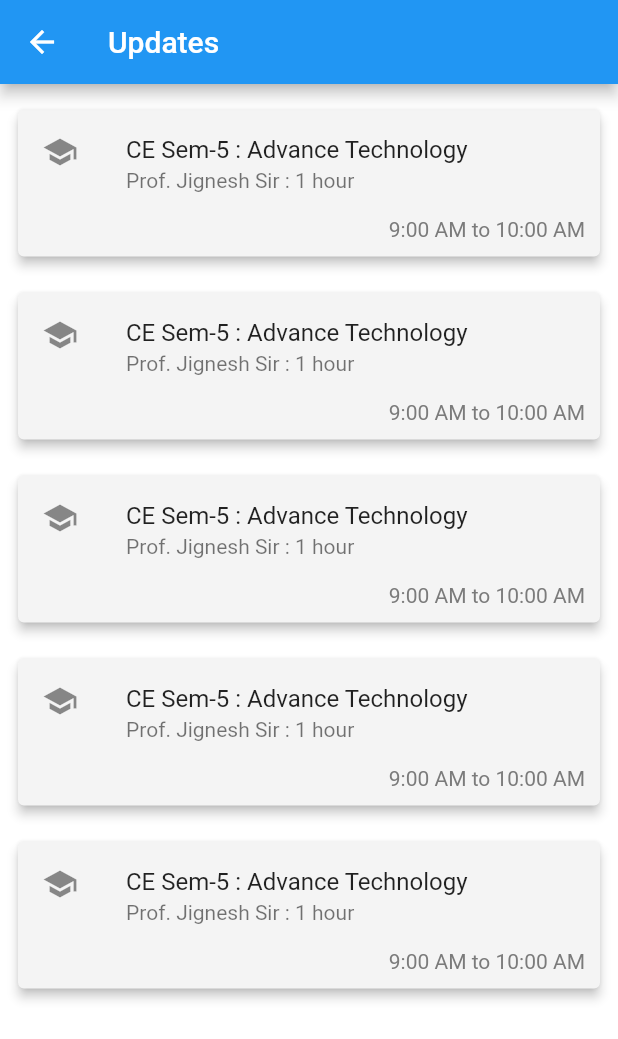
After one commit to 0xvashishth/schedulo-app, a Flutter app: the Updates screen opened by its route, on a phone screen of 412 x 824 dp. The commit adds this screen. Shown: the top 1039 px of the screen. Run offline on Flutter 3.47's test engine with Material 2 defaults, Android fonts, the phone set to English and light mode, and no system bars; our stand-ins replace carousel_pro, cloud_firestore, firebase_auth, firebase_core, fluttertoast, font_awesome_flutter and 2 more; missing offline and left inert: flutter_pdfview; accounts and stored records are empty; generated files the repository leaves out were written again; Roboto replaces fonts that are missing (latoTextTheme).

Commit message:
Update View Done

```diff
--- a/lib/pages/homePage.dart
+++ b/lib/pages/homePage.dart
@@ -55,7 +55,7 @@ class _HomePageState extends State<HomePage> {
           ],
           currentIndex: _selectedIndex,
           selectedItemColor: Colors.white,
-          backgroundColor: Color(0xff1976d2),
+          backgroundColor: Colors.blue[600],
           onTap: _onItemTapped,
           elevation: 0,
         ),
--- /dev/null
+++ b/lib/pages/timeCard.dart
@@ -0,0 +1,143 @@
+import 'package:flutter/material.dart';
+
+class timeCard extends StatefulWidget {
+  const timeCard({key});
+
+  @override
+  State<timeCard> createState() => _timeCardState();
+}
+
+class _timeCardState extends State<timeCard> {
+  @override
+  Widget build(BuildContext context) {
+    return Column(
+      children: const <Widget>[
+        SizedBox(
+          height: 5,
+        ),
+        // Spacer(),
+        Center(child: ElevatedCardExample()),
+        ElevatedCardExample(),
+        ElevatedCardExample(),
+        ElevatedCardExample(),
+        ElevatedCardExample(),
+        // Spacer(),
+      ],
+    );
+  }
+}
+
+// class OutlinedCardExample extends StatelessWidget {
+//   const OutlinedCardExample({super.key});
+
+//   @override
+//   Widget build(BuildContext context) {
+//     return Center(
+//       child: Card(
+//         // elevation: 100,
+//         shape: RoundedRectangleBorder(
+//           side: BorderSide(
+//             color: Theme.of(context).colorScheme.outline,
+//             // color: Colors.red,
+//           ),
+//           borderRadius: const BorderRadius.all(Radius.circular(12)),
+//         ),
+//         child: const SizedBox(
+//           width: 300,
+//           height: 100,
+//           child: Center(child: Text('Outlined Card')),
+//         ),
+//       ),
+//     );
+//   }
+// }
+
+// class FilledCardExample extends StatelessWidget {
+//   const FilledCardExample({super.key});
+
+//   @override
+//   Widget build(BuildContext context) {
+//     return Center(
+//       child: Card(
+//         elevation: 0,
+//         color: Theme.of(context).colorScheme.surfaceVariant,
+//         child: const SizedBox(
+//           width: 300,
+//           height: 100,
+//           child: Center(child: Text('Filled Card')),
+//         ),
+//       ),
+//     );
+//   }
+// }
+
+class ElevatedCardExample extends StatelessWidget {
+  const ElevatedCardExample({key});
+
+  @override
+  Widget build(BuildContext context) {
+    return Padding(
+      padding: const EdgeInsets.all(8.0),
+      child: Card(
+        elevation: 3,
+        color: const Color.fromARGB(255, 244, 244, 244),
+        child: Column(
+          mainAxisSize: MainAxisSize.min,
+          children: <Widget>[
+            const ListTile(
+              leading: Icon(Icons.school_sharp),
+              title: Text('CE Sem-5 : Advance Technology'),
+              subtitle: Text('Prof. Jignesh Sir : 1 hour'),
+            ),
+            Row(
+              mainAxisAlignment: MainAxisAlignment.end,
+              // ignore: prefer_const_literals_to_create_immutables
+              children: <Widget>[
+                // TextButton(
+                //   child: const Text('BUY TICKETS'),
+                //   onPressed: () {/* ... */},
+                // ),
+                // ignore: prefer_const_constructors
+                Text(
+                  "9:00 AM to 10:00 AM",
+                  style: const TextStyle(
+                      color: Color.fromARGB(255, 123, 123, 123)),
+                ),
+                // const SizedBox(width: 8),
+                // TextButton(
+                //   child: const Text('LISTEN'),
+                //   onPressed: () {/* ... */},
+                // ),
+                const SizedBox(
+                  width: 10,
+                  // height: 10,
+                ),
+              ],
+            ),
+            const SizedBox(
+              // width: 10,
+              height: 10,
+            ),
+          ],
+        ),
+      ),
+    );
+    // return Card(
+    //   elevation: 2,
+    //   color: Color.fromARGB(255, 228, 245, 253),
+    //   child: InkWell(
+    //     splashColor: Color.fromARGB(255, 7, 133, 235).withAlpha(30),
+    //     onTap: () {
+    //       debugPrint('Card tapped.');
+    //     },
+    //     child: SizedBox(
+    //       width: 300,
+    //       height: 100,
+    //       child: Center(
+    //         child: Text('Elevated Card'),
+    //       ),
+    //     ),
+    //   ),
+    // );
+  }
+}
```
Also changed, not shown: lib/pages/updates.dart (+15 -46 lines).
